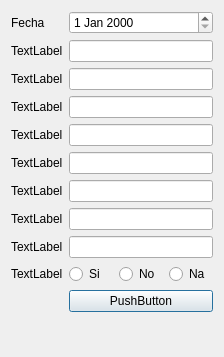
The window that dialogaorta.ui (iyustlop/valvulares) describes before a commit, drawn with Qt 5.
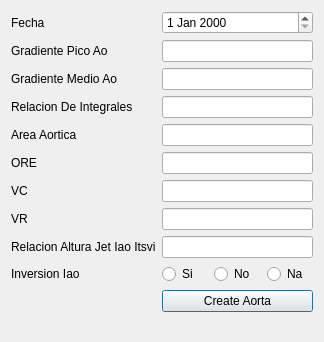
The same window after the commit.

Commit message: refinado Aorta

```diff
--- a/dialogaorta.ui
+++ b/dialogaorta.ui
@@ -6,8 +6,8 @@
    <rect>
     <x>0</x>
     <y>0</y>
-    <width>224</width>
-    <height>357</height>
+    <width>324</width>
+    <height>342</height>
    </rect>
   </property>
   <property name="windowTitle">
@@ -19,7 +19,7 @@
      <item row="1" column="0">
       <widget class="QLabel" name="label">
        <property name="text">
-        <string>TextLabel</string>
+        <string>Gradiente Pico Ao</string>
        </property>
       </widget>
      </item>
@@ -29,14 +29,14 @@
      <item row="2" column="0">
       <widget class="QLabel" name="label_2">
        <property name="text">
-        <string>TextLabel</string>
+        <string>Gradiente Medio Ao</string>
        </property>
       </widget>
      </item>
      <item row="9" column="0">
       <widget class="QLabel" name="label_3">
        <property name="text">
-        <string>TextLabel</string>
+        <string>Inversion Iao</string>
        </property>
       </widget>
      </item>
@@ -53,42 +53,42 @@
      <item row="8" column="0">
       <widget class="QLabel" name="label_5">
        <property name="text">
-        <string>TextLabel</string>
+        <string>Relacion Altura Jet Iao Itsvi</string>
        </property>
       </widget>
      </item>
      <item row="7" column="0">
       <widget class="QLabel" name="label_6">
        <property name="text">
-        <string>TextLabel</string>
+        <string>VR</string>
        </property>
       </widget>
      </item>
      <item row="3" column="0">
       <widget class="QLabel" name="label_7">
        <property name="text">
-        <string>TextLabel</string>
+        <string>Relacion De Integrales</string>
        </property>
       </widget>
      </item>
      <item row="5" column="0">
       <widget class="QLabel" name="label_8">
        <property name="text">
-        <string>TextLabel</string>
+        <string>ORE</string>
        </property>
       </widget>
      </item>
      <item row="4" column="0">
       <widget class="QLabel" name="label_9">
        <property name="text">
-        <string>TextLabel</string>
+        <string>Area Aortica</string>
        </property>
       </widget>
      </item>
      <item row="6" column="0">
       <widget class="QLabel" name="label_10">
        <property name="text">
-        <string>TextLabel</string>
+        <string>VC</string>
        </property>
       </widget>
      </item>
@@ -141,7 +141,7 @@
      <item row="10" column="1">
       <widget class="QPushButton" name="pushButton">
        <property name="text">
-        <string>PushButton</string>
+        <string>Create Aorta</string>
        </property>
       </widget>
      </item>
```
Left out of the diff: 26 changed lines with no effect on the pictures. The commit also changes 2 other files.
